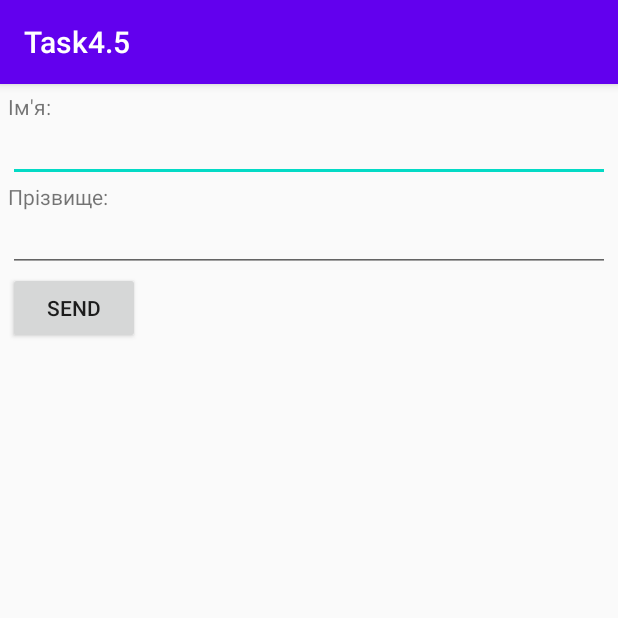
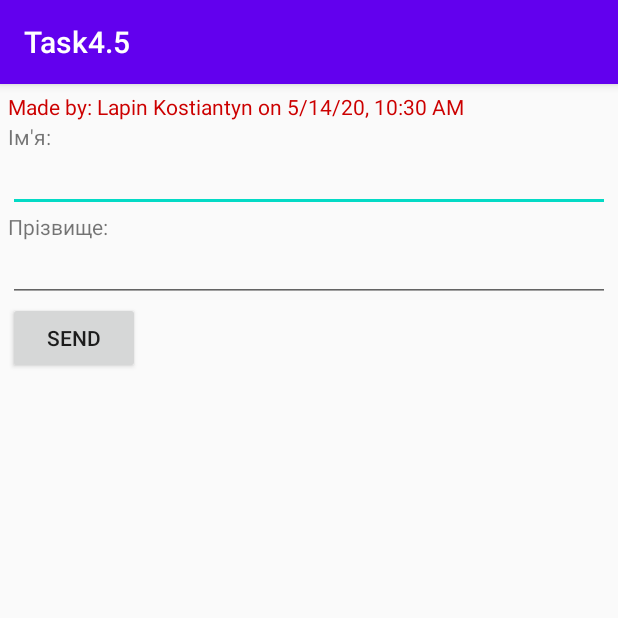
Before and after one commit to DoctorLapen/AndroidKotlinPractice, an Android app: the screen it shows after launch (MainActivity), on a phone screen of 412 x 824 dp, the top half of it. Run offline under Robolectric (Android 15) with nearby library versions, the phone set to English and light mode, and no system bars.

Commit message:
add stamp

```diff
--- /dev/null
+++ b/Task45/app/src/main/java/Stamp.java
@@ -0,0 +1,12 @@
+import java.text.SimpleDateFormat;
+import java.util.Date;
+
+public class Stamp {
+    public static String printTimeStamp( String name)
+    {
+        Date currentDate = new Date();
+        SimpleDateFormat dateFormat = new SimpleDateFormat();
+
+        return "Made by: " + name+" on " + dateFormat.format(currentDate);
+    }
+}
--- a/Task45/app/src/main/java/com/lapin/task45/MainActivity.kt
+++ b/Task45/app/src/main/java/com/lapin/task45/MainActivity.kt
@@ -5,6 +5,7 @@ import androidx.appcompat.app.AppCompatActivity
 import android.os.Bundle
 import android.view.View
 import android.widget.EditText
+import android.widget.TextView
 
 const val EXTRA_MESSAGE = "com.example.myfirstapp.MESSAGE"
 class MainActivity : AppCompatActivity() {
@@ -12,6 +13,7 @@ class MainActivity : AppCompatActivity() {
     override fun onCreate(savedInstanceState: Bundle?) {
         super.onCreate(savedInstanceState)
         setContentView(R.layout.activity_main)
+        findViewById<TextView>(R.id.stamp).text = Stamp.printTimeStamp("Lapin Kostiantyn");
     }
     fun sendMessage(view: View) {
         // Do something in response to button
--- a/Task45/app/src/main/res/layout/activity_main.xml
+++ b/Task45/app/src/main/res/layout/activity_main.xml
@@ -6,6 +6,11 @@
     android:orientation="vertical"
     android:padding="5dp">
 
+    <TextView
+        android:id="@+id/stamp"
+        android:layout_width="match_parent"
+        android:layout_height="20dp"
+        android:textColor="@android:color/holo_red_dark" />
     <TextView
         android:layout_width="match_parent"
         android:layout_height="20dp"
```
